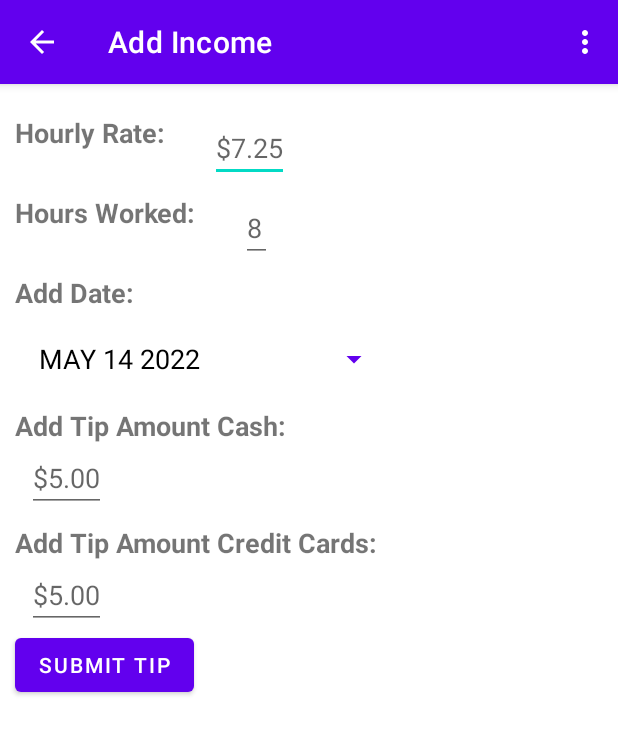
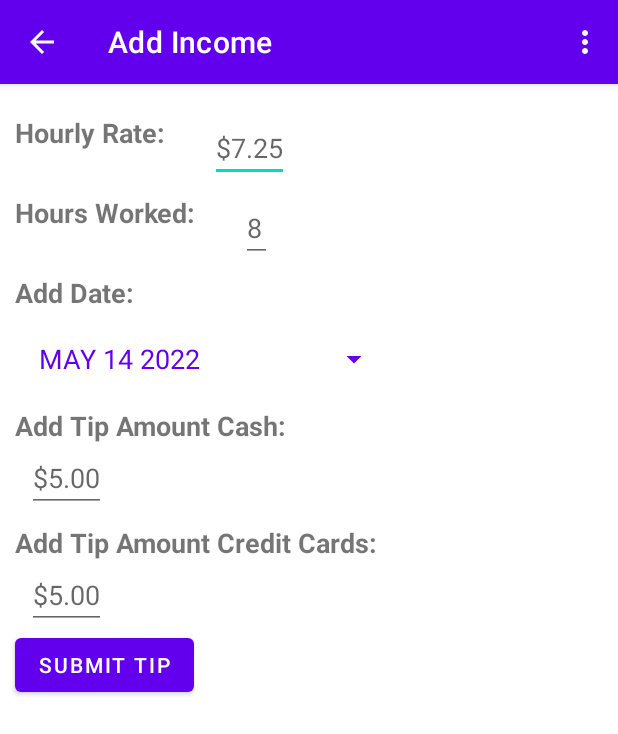
Before and after one commit to MackenzieNelson/Capstone---ServiceSolutions-TipTracker, an Android app: the IncomeActivity screen opened directly, with no data from a screen before it, on a phone screen of 412 x 824 dp. Shown: the top 734 px of the screen. Run offline under Robolectric (Android 15) with nearby library versions, the phone set to English and light mode, and no system bars.

Commit message:
[finishes | delivers #182129484] Changes date button text color to purple

```diff
--- a/app/src/main/AndroidManifest.xml
+++ b/app/src/main/AndroidManifest.xml
@@ -52,6 +52,11 @@
             android:label="@string/budget"
             android:parentActivityName=".JobMenuActivity">
         </activity>
+        <activity android:name=".TipRecordActivity"
+            android:exported="false"
+            android:label="Tip Record"
+            android:parentActivityName=".JobMenuActivity">
+        </activity>
     </application>
 
 </manifest>
--- a/app/src/main/res/layout/content_main.xml
+++ b/app/src/main/res/layout/content_main.xml
@@ -85,7 +85,7 @@
         android:layout_marginTop="8dp"
         android:onClick="openDatePicker"
         android:text="JAN 01 2022"
-        android:textColor="@color/black"
+        android:textColor="@color/purple_500"
         android:textSize="18sp"
         app:layout_constraintStart_toStartOf="@+id/add_date"
         app:layout_constraintTop_toBottomOf="@+id/add_date"
--- a/app/src/main/res/menu/menu_main.xml
+++ b/app/src/main/res/menu/menu_main.xml
@@ -5,8 +5,7 @@
    <group android:checkableBehavior="single">
        <item
            android:id="@+id/nav_home"
-           android:title="@string/nav_home"
-           android:icon="@drawable/ic_home"/>
+           android:title="@string/nav_home"/>
    </group>
 
     <group android:checkableBehavior="single">
@@ -15,12 +14,10 @@
                 <group>
                     <item
                         android:id="@+id/nav_track_tips"
-                        android:title="@string/track_tips"
-                        android:icon="@drawable/ic_home"/>
+                        android:title="@string/track_tips"/>
                     <item
                         android:id="@+id/nav_record_tips"
-                        android:title="@string/tip_record"
-                        android:icon="@drawable/ic_home"/>
+                        android:title="@string/tip_record"/>
                 </group>
             </menu>
         </item>
@@ -32,12 +29,10 @@
                 <group>
                     <item
                         android:id="@+id/nav_budget"
-                        android:title="@string/budget"
-                        android:icon="@drawable/ic_home"/>
+                        android:title="@string/budget"/>
                     <item
                         android:id="@+id/nav_income_calc"
-                        android:title="@string/calculate_income"
-                        android:icon="@drawable/ic_home"/>
+                        android:title="@string/calculate_income"/>
                 </group>
             </menu>
         </item>
@@ -46,7 +41,6 @@
     <group android:checkableBehavior="single">
         <item
             android:id="@+id/nav_settings"
-            android:title="@string/settings"
-            android:icon="@drawable/ic_home"/>
+            android:title="@string/settings"/>
     </group>
 </menu>
--- a/app/src/main/res/values-night/themes.xml
+++ b/app/src/main/res/values-night/themes.xml
@@ -10,7 +10,7 @@
         <item name="colorSecondaryVariant">@color/teal_200</item>
         <item name="colorOnSecondary">@color/black</item>
         <!-- Status bar color. -->
-        <item name="android:statusBarColor" tools:targetApi="l">#00ffffff</item>
+        <item name="android:statusBarColor" tools:targetApi="l">?attr/colorPrimaryVariant</item>
         <!-- Customize your theme here. -->
     </style>
 </resources>
--- a/app/src/main/res/values/themes.xml
+++ b/app/src/main/res/values/themes.xml
@@ -10,7 +10,7 @@
         <item name="colorSecondaryVariant">@color/teal_700</item>
         <item name="colorOnSecondary">@color/black</item>
         <!-- Status bar color. -->
-        <item name="android:statusBarColor" tools:targetApi="l">@color/teal_700</item>
+        <item name="android:statusBarColor" tools:targetApi="l">?attr/colorPrimaryVariant</item>
         <!-- Customize your theme here. -->
     </style>
 
```
Also changed, not shown: app/src/main/java/edu/cvtc/servicesolutions/tip_tracker/IncomeActivity.java (+19 -5 lines).
